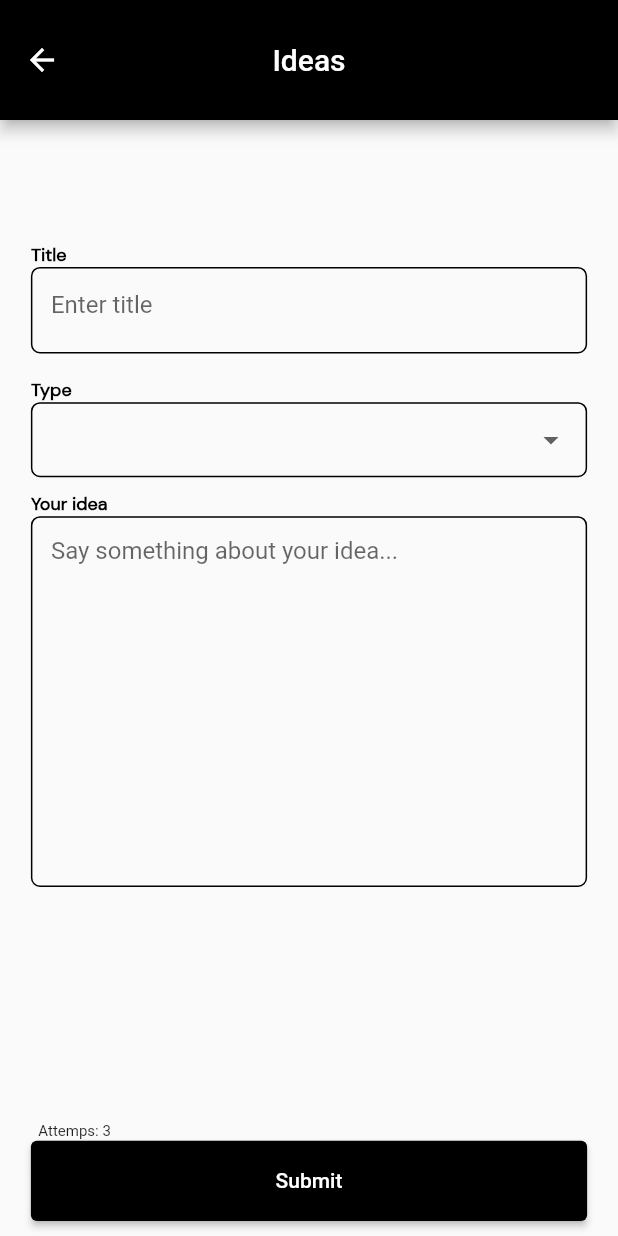
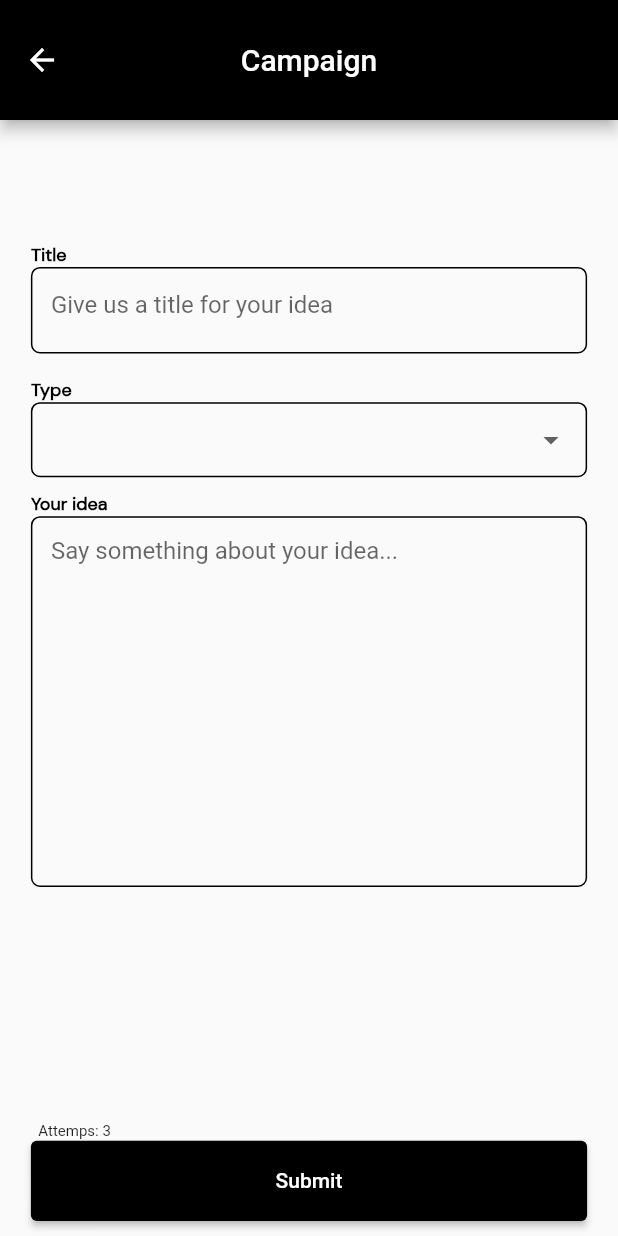
Before and after one commit to KarlGMNTZ/SKMobileAppLatest, a Flutter app: the CreateIdeasPages screen opened directly with empty values, on a phone screen of 412 x 824 dp. Run offline on Flutter 3.47's test engine with Material 2 defaults, Android fonts, the phone set to English and light mode, and no system bars; our stand-ins replace awesome_notifications, carousel_slider, cloud_firestore, file_picker, firebase_auth, firebase_core and 6 more; accounts and stored records are empty; network calls fail.

```diff
--- a/lib/screens/auth/signup_screen.dart
+++ b/lib/screens/auth/signup_screen.dart
@@ -1339,7 +1339,7 @@ class _SignupScreenState extends State<SignupScreen> {
             ),
             ButtonWidget(
               fontSize: 14,
-              label: 'Upload proof of residency',
+              label: 'Upload Files',
               onPressed: () async {
                 try {
                   setState(() {
--- a/lib/screens/home_screen.dart
+++ b/lib/screens/home_screen.dart
@@ -856,7 +856,7 @@ class _HomeScreenState extends State<HomeScreen> {
               Expanded(
                 child: _buildGridTile(
                   context,
-                  'Help Desk',
+                  'Concerns',
                   'https://cdn-icons-png.flaticon.com/512/5639/5639690.png?ga=GA1.1.472911080.1695727240',
                   const MainHelpdeskScreen(),
                 ),
@@ -864,7 +864,7 @@ class _HomeScreenState extends State<HomeScreen> {
               Expanded(
                 child: _buildGridTile(
                   context,
-                  'Ideas',
+                  'Crowdsource Campaigns',
                   'https://cdn-icons-png.flaticon.com/512/10266/10266602.png',
                   const IdeasPages(),
                 ),
--- a/lib/screens/pages/helpdesk/main_helpdesk_page.dart
+++ b/lib/screens/pages/helpdesk/main_helpdesk_page.dart
@@ -325,7 +325,7 @@ class _MainHelpdeskScreenState extends State<MainHelpdeskScreen> {
       appBar: AppBar(
         backgroundColor: const Color.fromRGBO(245, 199, 177, 100),
         title: const TextWidget(
-          text: 'Help Desk',
+          text: 'Concerns',
           fontSize: 18,
           color: Colors.white,
           fontFamily: 'Bold',
--- a/lib/screens/pages/ideas_page_create.dart
+++ b/lib/screens/pages/ideas_page_create.dart
@@ -115,7 +115,7 @@ class _CreateIdeasPagesState extends State<CreateIdeasPages> {
       appBar: AppBar(
         toolbarHeight: 80.0,
         backgroundColor: Colors.black,
-        title: const Text('Ideas'),
+        title: const Text('Campaign'),
         centerTitle: true, // Set the title as needed
         // Add any other app bar configuration you need
       ),
@@ -176,7 +176,7 @@ class _CreateIdeasPagesState extends State<CreateIdeasPages> {
                                 left: MediaQuery.of(context).size.width * 0.03,
                               ),
                               border: InputBorder.none,
-                              hintText: "Enter title"),
+                              hintText: "Give us a title for your idea"),
                         ),
                       ),
                       SizedBox(
--- a/lib/screens/pages/tabbar.dart
+++ b/lib/screens/pages/tabbar.dart
@@ -33,7 +33,7 @@ class _TabbarViewState extends State<TabbarView> {
       child: Scaffold(
         appBar: AppBar(
           centerTitle: true,
-          title: const Text("Crowd Sourcing"),
+          title: const Text("Polls"),
           backgroundColor: const Color.fromARGB(255, 0, 0, 0),
           bottom: upperTab,
         ),
--- a/lib/screens/pages/user_activities_joined.dart
+++ b/lib/screens/pages/user_activities_joined.dart
@@ -131,6 +131,9 @@ class _ActivitiesJoinedState extends State<ActivitiesJoined> {
                                                 fontFamily: "Regular",
                                                 fontSize: 20,
                                               ),
+                                              maxLines:
+                                                  1, // Set the maximum number of lines before truncating
+                                              overflow: TextOverflow.ellipsis,
                                             ),
                                             SizedBox(height: 10),
                                             Text(
--- a/lib/screens/pages/usertabbar.dart
+++ b/lib/screens/pages/usertabbar.dart
@@ -21,7 +21,7 @@ class _UsertabViewState extends State<UsertabView> {
     ),
     Tab(
       icon: Icon(Icons.list),
-      text: "Helpdesk",
+      text: "Concerns",
     ),
     Tab(
       icon: Icon(Icons.badge),
```
Also changed, not shown: lib/screens/pages/ideas_page.dart (+8 -6 lines), lib/firebase_options.dart, 4 other files.
